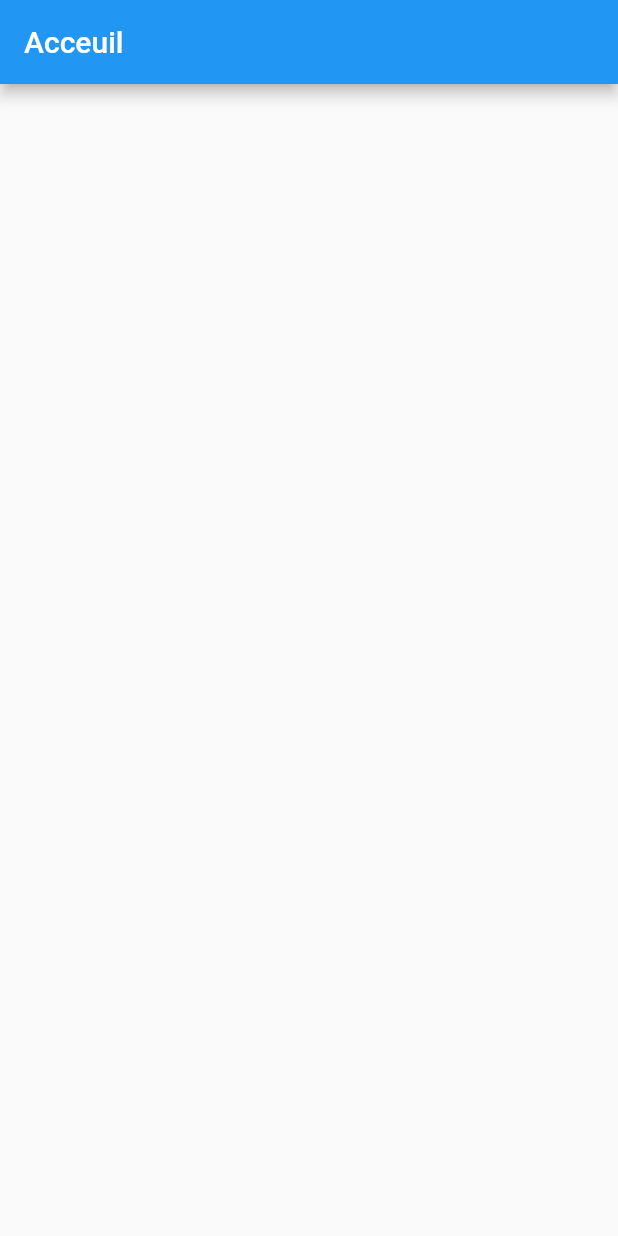
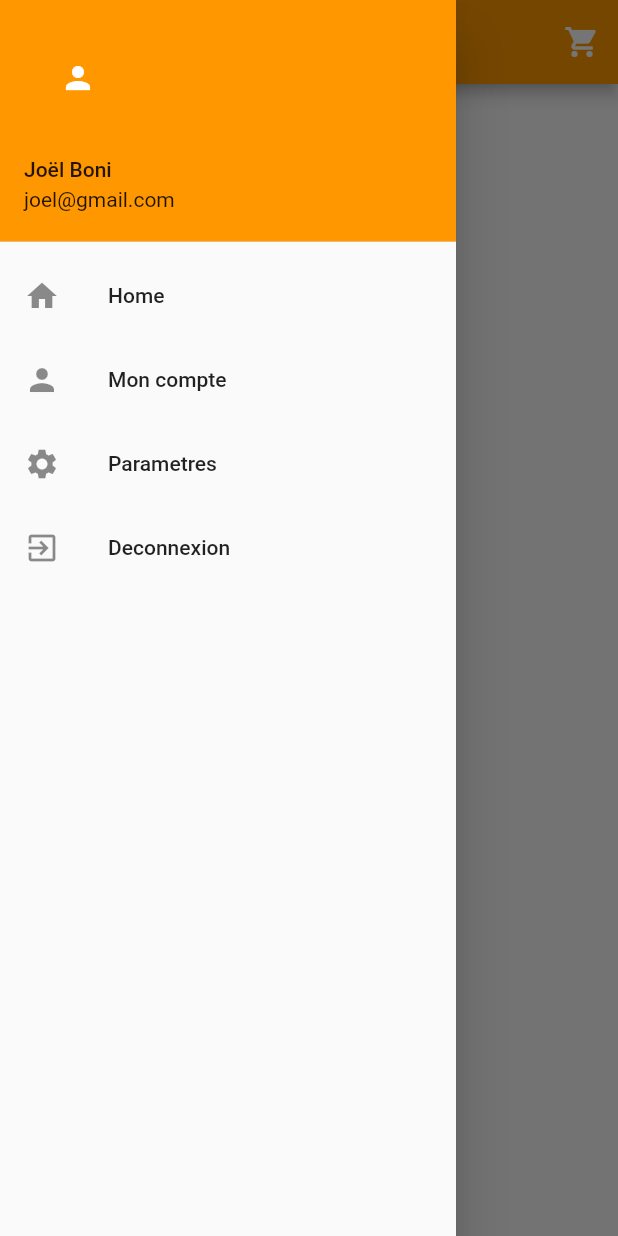
Before and after one commit to Sofiane-BNS/Quicky, a Flutter app: the Home screen opened directly, with the side drawer open (before the commit the screen has no drawer), on a phone screen of 412 x 824 dp. Run offline on Flutter 3.47's test engine with Material 2 defaults, Android fonts, the phone set to English and light mode, and no system bars; our stand-ins replace firebase_auth; accounts and stored records are empty.

Commit message:
Deconnexion(ok) + Menu

```diff
--- a/lib/home.dart
+++ b/lib/home.dart
@@ -1,4 +1,5 @@
 import 'package:flutter/material.dart';
+import 'package:quicky/login_page.dart';
 
 class Home extends StatefulWidget{
   @override
@@ -12,8 +13,62 @@ class _HomeState extends State<Home>{
   Widget build(BuildContext context) {
     return Scaffold(
       appBar: AppBar(
-        title: Text('Acceuil'),
-      )
+        title: Text('Accueil'),
+        backgroundColor: Colors.orange,
+        actions: <Widget>[
+          new IconButton(icon:Icon(Icons.shopping_cart, color:Colors.white) , onPressed: (){})
+        ],
+      ),
+        drawer: new Drawer(
+          child: ListView(
+            children: <Widget>[
+
+              new UserAccountsDrawerHeader(
+                  accountName: Text('Joël Boni'),
+                  accountEmail: Text('joel@gmail.com'),
+                  currentAccountPicture: GestureDetector(
+                    child: new CircleAvatar(
+                      backgroundColor: Colors.orange,
+                      child:Icon(Icons.person, color:Colors.white),
+                    ),
+                  ),
+                decoration: new BoxDecoration(
+                  color:Colors.orange
+                ),
+
+              ),
+             ListTile(
+               title:Text('Home'),
+             leading:Icon(Icons.home),
+             ),
+              InkWell(
+                onTap:(){} ,
+                child: ListTile(
+                  title:Text('Mon compte'),
+                  leading:Icon(Icons.person),
+                ),
+              ),
+              InkWell(
+                onTap:(){} ,
+                child: ListTile(
+                  title:Text('Parametres'),
+                  leading:Icon(Icons.settings),
+                ),
+              ),
+              InkWell(
+                onTap:(){
+                  Navigator.of(context).pushAndRemoveUntil(MaterialPageRoute(builder: (context) =>
+                    LoginPage()), (Route<dynamic> route) => false);} ,
+
+                child: ListTile(
+                  title:Text('Deconnexion'),
+                  leading:Icon(Icons.exit_to_app),
+
+                ),
+              )
+    ],
+    ),
+        ),
     );
   }
 }
--- a/lib/main.dart
+++ b/lib/main.dart
@@ -12,7 +12,7 @@ class MyApp extends StatelessWidget {
     return MaterialApp(
       title: 'Quicky',
       theme: ThemeData(
-        primarySwatch: Colors.blue,
+        primarySwatch: Colors.orange,
       ),
       home: Welcome(),
     );
--- a/lib/welcome.dart
+++ b/lib/welcome.dart
@@ -1,3 +1,4 @@
+import 'package:firebase_auth/firebase_auth.dart';
 import 'package:flutter/material.dart';
 import 'package:quicky/sign_up_page.dart';
 
```
